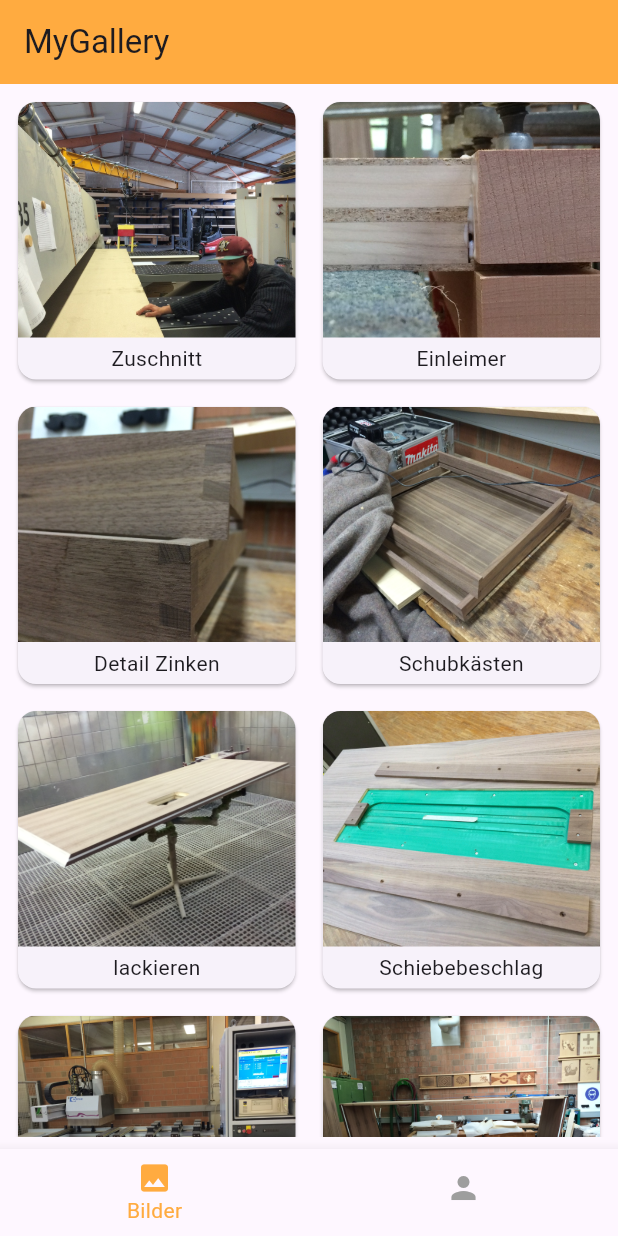
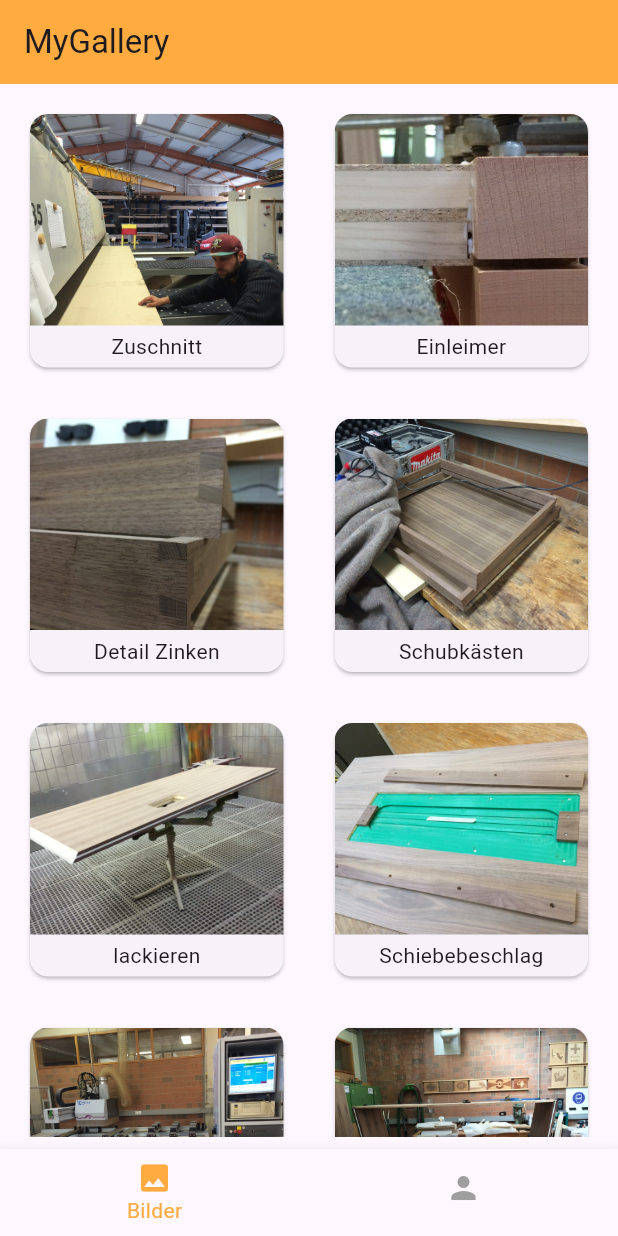
Before and after one commit to storzmichael/flutter_bildergalerie_app, a Flutter app: the screen it shows after launch, on a phone screen of 412 x 824 dp. Run offline on Flutter 3.47's test engine with Material 3 defaults, Android fonts, the light colour scheme and no system bars.

Commit message:
padding adjusted

```diff
--- a/lib/src/features/gallery/presentation/gallery_card.dart
+++ b/lib/src/features/gallery/presentation/gallery_card.dart
@@ -18,6 +18,8 @@ class GalleryCard extends StatelessWidget {
           ),
         );
       },
+      child: Padding(
+        padding: const EdgeInsets.all(8.0),
         child: Card(
           child: Column(
             children: [
@@ -42,6 +44,7 @@ class GalleryCard extends StatelessWidget {
             ],
           ),
         ),
+      ),
     );
   }
 }
```
Lines whose indentation alone changed are shown as unchanged.
